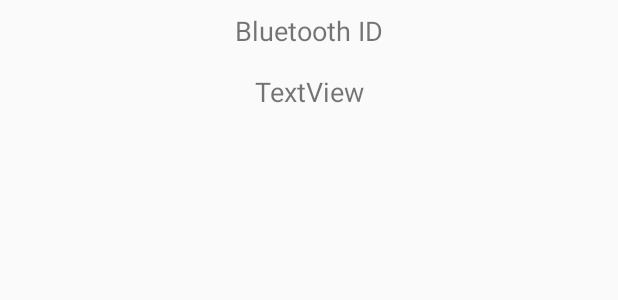
After one commit to JulianSchoem/Meet-and-Remind, an Android app: the layout activity_contact.xml on its own in the app's theme, with its tools: preview values and no code run, on a phone screen of 412 x 824 dp. The commit adds this screen. Shown: the top 300 px of the screen. Run offline under Robolectric (Android 15) with nearby library versions, the phone set to English and light mode, and no system bars.

Commit message:
implemented pairing of Bluetooth devices

```diff
--- a/Code/app/build.gradle
+++ b/Code/app/build.gradle
@@ -4,7 +4,7 @@
     compileSdkVersion 27
     defaultConfig {
         applicationId "com.example.julianschoemaker.eisws1819mayerschoemaker"
-        minSdkVersion 21
+        minSdkVersion 23
         targetSdkVersion 27
         versionCode 1
         versionName "1.0"
--- a/Code/app/src/main/AndroidManifest.xml
+++ b/Code/app/src/main/AndroidManifest.xml
@@ -3,9 +3,9 @@
     package="com.example.julianschoemaker.eisws1819mayerschoemaker">
 
     <uses-feature android:name="android.hardware.bluetooth" />
+
     <uses-permission android:name="android.permission.BLUETOOTH" />
     <uses-permission android:name="android.permission.BLUETOOTH_ADMIN" />
-
     <uses-permission android:name="android.permission.ACCESS_COARSE_LOCATION" />
     <uses-permission android:name="android.permission.ACCESS_FINE_LOCATION" />
     <uses-permission android:name="android.permission.BLUETOOTH_PRIVILEGED" />
@@ -24,6 +24,7 @@
                 <category android:name="android.intent.category.LAUNCHER" />
             </intent-filter>
         </activity>
+        <activity android:name=".contact"></activity>
     </application>
 
 </manifest>
--- /dev/null
+++ b/Code/app/src/main/res/layout/activity_contact.xml
@@ -0,0 +1,34 @@
+<?xml version="1.0" encoding="utf-8"?>
+<android.support.constraint.ConstraintLayout xmlns:android="http://schemas.android.com/apk/res/android"
+    xmlns:app="http://schemas.android.com/apk/res-auto"
+    xmlns:tools="http://schemas.android.com/tools"
+    android:layout_width="match_parent"
+    android:layout_height="match_parent"
+    tools:context=".contact">
+
+    <TextView
+        android:id="@+id/textview_bluetoothID"
+        android:layout_width="wrap_content"
+        android:layout_height="wrap_content"
+        android:layout_marginEnd="8dp"
+        android:layout_marginStart="8dp"
+        android:layout_marginTop="16dp"
+        android:text="TextView"
+        android:textSize="18sp"
+        app:layout_constraintEnd_toEndOf="parent"
+        app:layout_constraintStart_toStartOf="parent"
+        app:layout_constraintTop_toBottomOf="@+id/textView2" />
+
+    <TextView
+        android:id="@+id/textView2"
+        android:layout_width="wrap_content"
+        android:layout_height="wrap_content"
+        android:layout_marginEnd="8dp"
+        android:layout_marginStart="8dp"
+        android:layout_marginTop="8dp"
+        android:text="Bluetooth ID"
+        android:textSize="18sp"
+        app:layout_constraintEnd_toEndOf="parent"
+        app:layout_constraintStart_toStartOf="parent"
+        app:layout_constraintTop_toTopOf="parent" />
+</android.support.constraint.ConstraintLayout>
--- a/Code/app/src/main/res/layout/activity_main.xml
+++ b/Code/app/src/main/res/layout/activity_main.xml
@@ -48,7 +48,7 @@
     <ListView
         android:id="@+id/listview_newDevices"
         android:layout_width="0dp"
-        android:layout_height="200dp"
+        android:layout_height="300dp"
         android:layout_marginBottom="8dp"
         android:layout_marginEnd="8dp"
         android:layout_marginStart="8dp"
--- a/Code/app/src/main/res/values/colors.xml
+++ b/Code/app/src/main/res/values/colors.xml
@@ -2,5 +2,5 @@
 <resources>
     <color name="colorPrimary">#3F51B5</color>
     <color name="colorPrimaryDark">#303F9F</color>
-    <color name="colorAccent">#FF4081</color>
+    <color name="colorAccent">#aaaaaa</color>
 </resources>
```
Also changed, not shown: Code/app/src/main/java/com/example/julianschoemaker/eisws1819mayerschoemaker/MainActivity.java (+69 -9 lines), Code/app/src/main/java/com/example/julianschoemaker/eisws1819mayerschoemaker/contact.java (added, +22 -0 lines).
